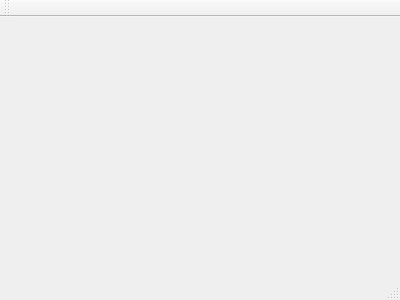
Before: the Qt Designer form mainwindow.ui in WyatPku/MCUtest, drawn with Qt 5.
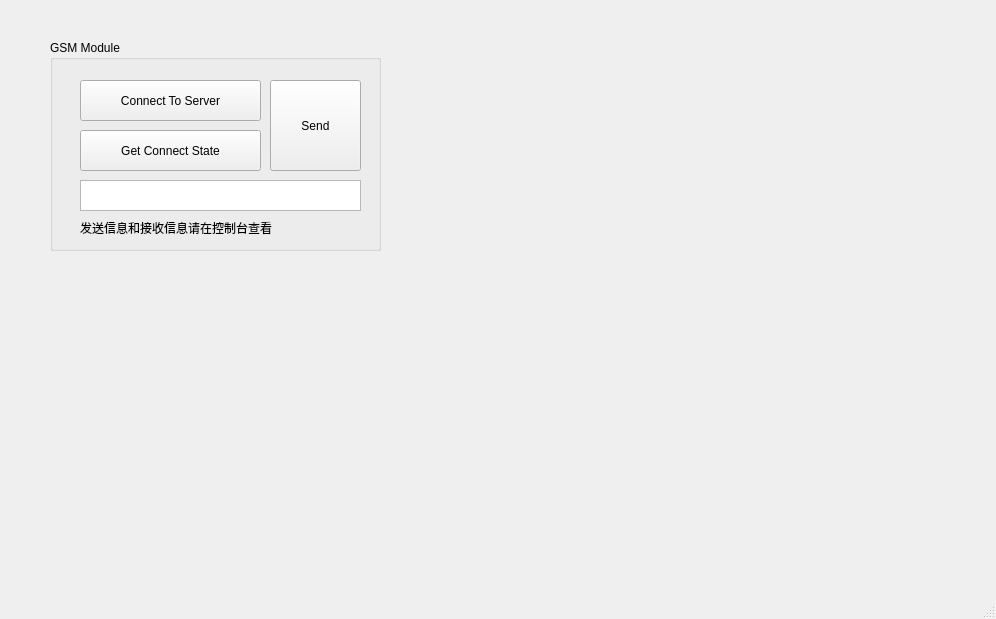
After: the same form once the commit is applied.

Diff of the .ui file:
```diff
--- a/mainwindow.ui
+++ b/mainwindow.ui
@@ -1,24 +1,107 @@
 <ui version="4.0">
  <class>MainWindow</class>
- <widget class="QMainWindow" name="MainWindow" >
-  <property name="geometry" >
+ <widget class="QMainWindow" name="MainWindow">
+  <property name="geometry">
    <rect>
     <x>0</x>
     <y>0</y>
-    <width>400</width>
-    <height>300</height>
+    <width>996</width>
+    <height>619</height>
    </rect>
   </property>
   <property name="windowTitle" >
    <string>MainWindow</string>
   </property>
-  <widget class="QMenuBar" name="menuBar" />
-  <widget class="QToolBar" name="mainToolBar" />
-  <widget class="QWidget" name="centralWidget" />
-  <widget class="QStatusBar" name="statusBar" />
+  <widget class="QWidget" name="centralWidget">
+   <widget class="QGroupBox" name="groupBox">
+    <property name="geometry">
+     <rect>
+      <x>50</x>
+      <y>40</y>
+      <width>331</width>
+      <height>211</height>
+     </rect>
+    </property>
+    <property name="title">
+     <string>GSM Module</string>
+    </property>
+    <widget class="QPushButton" name="pushButton_GSM_ConnectToServer">
+     <property name="geometry">
+      <rect>
+       <x>30</x>
+       <y>40</y>
+       <width>181</width>
+       <height>41</height>
+      </rect>
+     </property>
+     <property name="text">
+      <string>Connect To Server</string>
+     </property>
+    </widget>
+    <widget class="QPushButton" name="pushButton_GSM_GetConnectState">
+     <property name="geometry">
+      <rect>
+       <x>30</x>
+       <y>90</y>
+       <width>181</width>
+       <height>41</height>
+      </rect>
+     </property>
+     <property name="text">
+      <string>Get Connect State</string>
+     </property>
+    </widget>
+    <widget class="QPushButton" name="pushButton_GSM_Send">
+     <property name="geometry">
+      <rect>
+       <x>220</x>
+       <y>40</y>
+       <width>91</width>
+       <height>91</height>
+      </rect>
+     </property>
+     <property name="text">
+      <string>Send</string>
+     </property>
+    </widget>
+    <widget class="QPlainTextEdit" name="plainTextEdit_GSM_Send">
+     <property name="geometry">
+      <rect>
+       <x>30</x>
+       <y>140</y>
+       <width>281</width>
+       <height>31</height>
+      </rect>
+     </property>
+    </widget>
+    <widget class="QLabel" name="label">
+     <property name="geometry">
+      <rect>
+       <x>30</x>
+       <y>180</y>
+       <width>271</width>
+       <height>16</height>
+      </rect>
+     </property>
+     <property name="text">
+      <string>发送信息和接收信息请在控制台查看</string>
+     </property>
+    </widget>
+   </widget>
+  </widget>
+  <widget class="QMenuBar" name="menuBar">
+   <property name="geometry">
+    <rect>
+     <x>0</x>
+     <y>0</y>
+     <width>996</width>
+     <height>26</height>
+    </rect>
+   </property>
+  </widget>
+  <widget class="QStatusBar" name="statusBar"/>
  </widget>
- <layoutDefault spacing="6" margin="11" />
- <pixmapfunction></pixmapfunction>
+ <layoutdefault spacing="6" margin="11"/>
  <resources/>
  <connections/>
 </ui>
```
Left out of the diff: 5 changed lines with no effect on the pictures.
